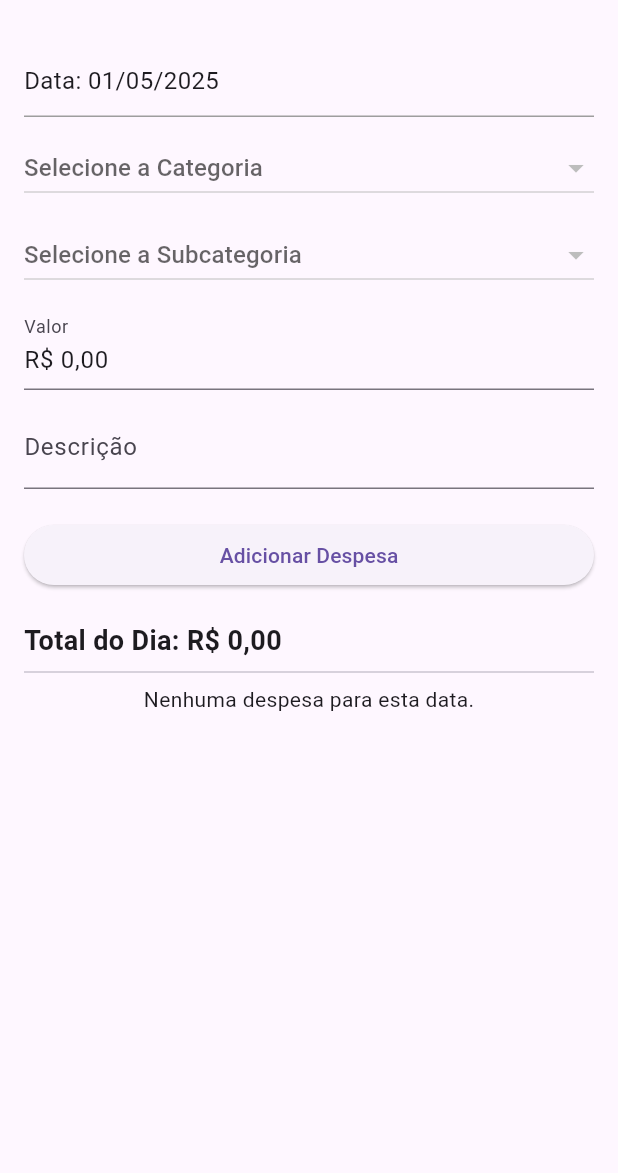
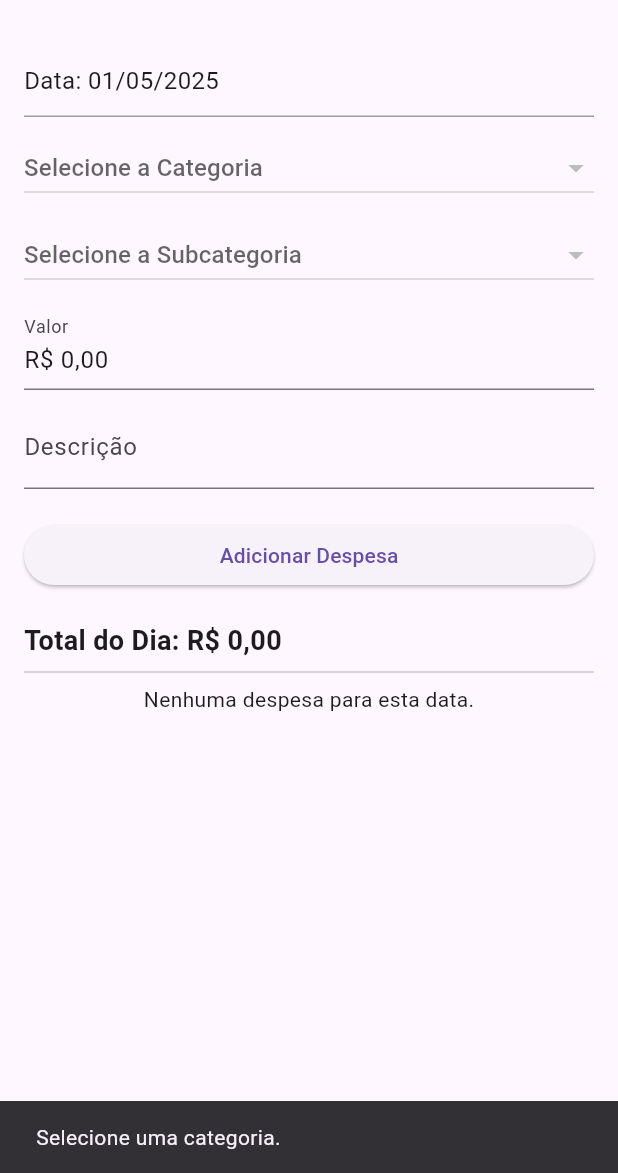
Before and after one commit to raphael1928/despesas, a Flutter app: the DespesasPage screen opened directly with empty values, after a tap on "Adicionar Despesa", on a phone screen of 412 x 824 dp, the part 63-1236 px from its top. Run offline on Flutter 3.47's test engine with Material 3 defaults, Android fonts, the phone set to English and light mode, and no system bars; our stand-ins replace brasil_fields, cloud_firestore, connectivity_plus, firebase_core, flutter_masked_text2, shared_preferences; accounts and stored records are empty.

Commit message:
Adicionando aviso de campos origatorios

```diff
--- a/lib/main.dart
+++ b/lib/main.dart
@@ -173,6 +173,35 @@ class _DespesasPageState extends State<DespesasPage> {
     SnackBar(content: Text('Sem conexão com a internet. Tente novamente.')),
     );
     return;
+    }
+
+    if (_categoriaSelecionada == null) {
+      ScaffoldMessenger.of(context).showSnackBar(
+        SnackBar(content: Text('Selecione uma categoria.')),
+      );
+      return;
+    }
+
+    if (_subcategoriaSelecionada == null) {
+      ScaffoldMessenger.of(context).showSnackBar(
+        SnackBar(content: Text('Selecione uma subcategoria.')),
+      );
+      return;
+    }
+
+    if (_valorController.numberValue == 0) {
+      ScaffoldMessenger.of(context).showSnackBar(
+        SnackBar(content: Text('Informe um valor válido.')),
+      );
+      return;
+    }
+
+    if (_categoriaSelecionada == 'Outros' &&
+        _descricaoController.text.trim().isEmpty) {
+      ScaffoldMessenger.of(context).showSnackBar(
+        SnackBar(content: Text('Informe a descrição quando usar a categoria "Outros".')),
+      );
+      return;
     }
 
     if (_categoriaSelecionada != null &&
```
Also changed, not shown: 1 other file.
